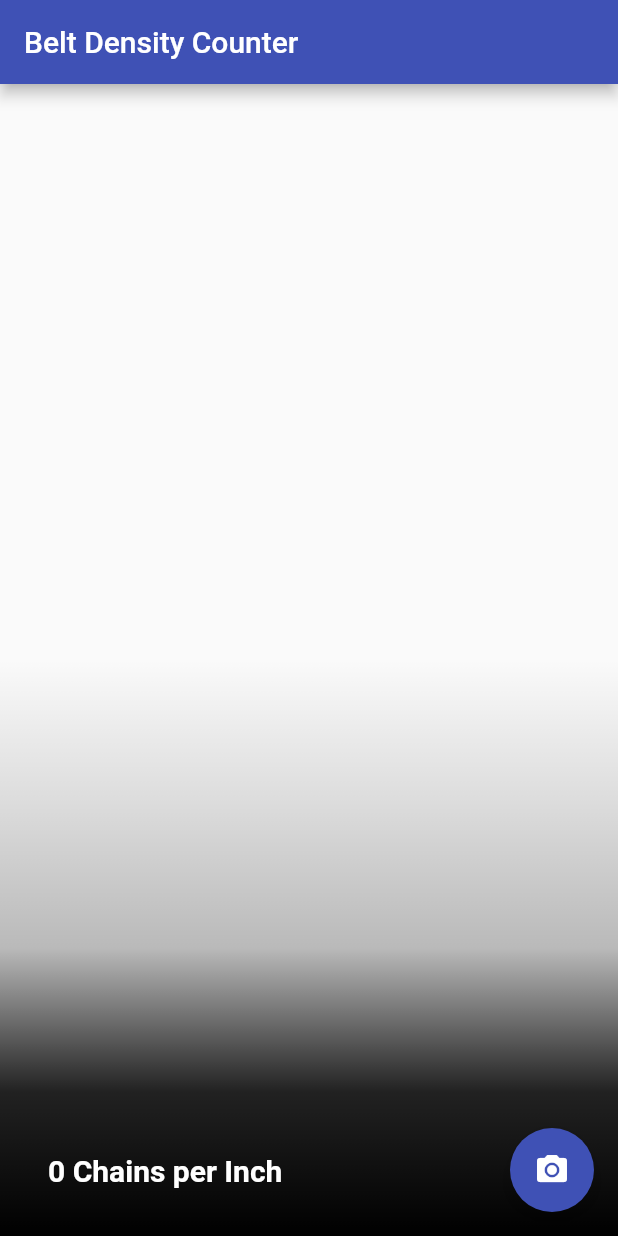
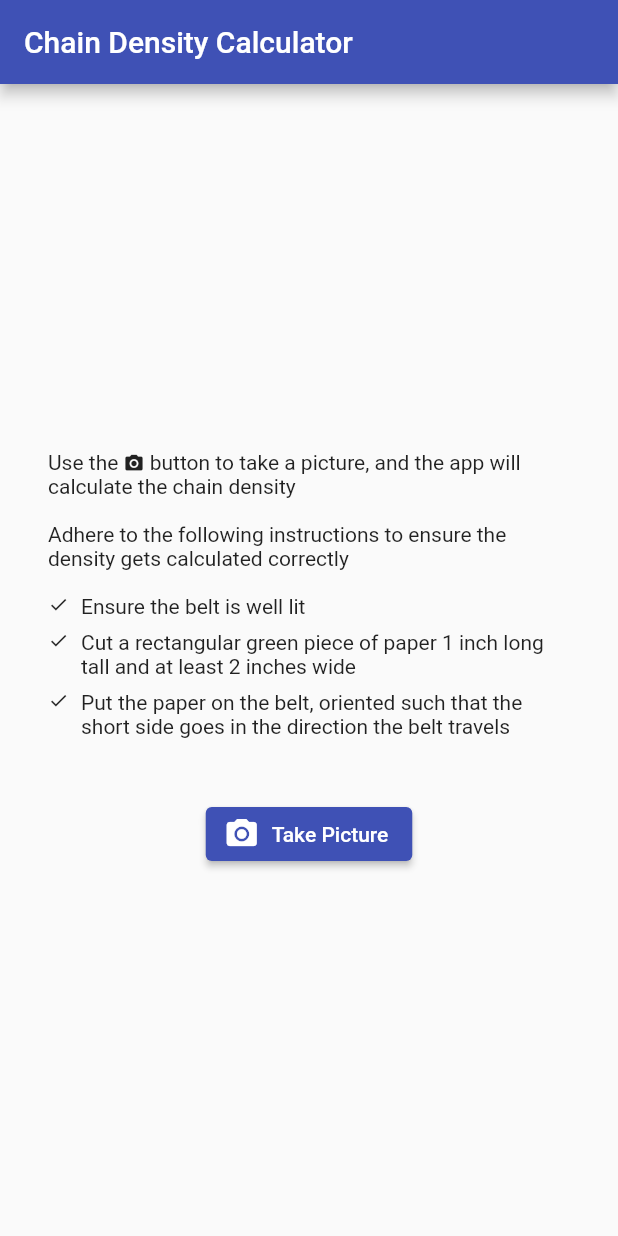
Before and after one commit to jpitlor/belt-counter, a Flutter app: the screen it shows after launch, on a phone screen of 412 x 824 dp. Run offline on Flutter 3.47's test engine with Material 2 defaults, Android fonts, the phone set to English and light mode, and no system bars; our stand-ins replace camera, tuple.

Commit message:
complete overhaul of the UI

```diff
--- a/lib/main.dart
+++ b/lib/main.dart
@@ -8,12 +8,12 @@ class App extends StatelessWidget {
   @override
   Widget build(BuildContext context) {
     return MaterialApp(
-      title: 'Belt Density Counter',
+      title: 'Chain Density Calculator',
       theme: ThemeData(
         primarySwatch: Colors.indigo,
         visualDensity: VisualDensity.adaptivePlatformDensity,
       ),
-      home: MainScreen(title: 'Belt Density Counter'),
+      home: MainScreen(title: 'Chain Density Calculator'),
     );
   }
 }
--- a/lib/screens/main_screen.dart
+++ b/lib/screens/main_screen.dart
@@ -1,11 +1,11 @@
 import 'dart:io';
 
 import 'package:camera/camera.dart';
-import 'package:flutter/cupertino.dart';
 import 'package:flutter/material.dart';
 
 import './camera_screen.dart';
 import '../utils/belt_counter.dart';
+import '../utils/custom_widgets.dart';
 
 class MainScreen extends StatefulWidget {
   MainScreen({Key key, this.title}) : super(key: key);
@@ -16,12 +16,7 @@ class MainScreen extends StatefulWidget {
   _MainScreenState createState() => _MainScreenState();
 }
 
-class TakePictureButton extends StatelessWidget {
-  final Function(int, String) setState;
-
-  TakePictureButton(this.setState);
-
-  Future _takePicture(BuildContext context) async {
+Future _takePicture(BuildContext context, Function(int, String) setState) async {
   try {
     WidgetsFlutterBinding.ensureInitialized();
     final cameras = await availableCameras();
@@ -29,16 +24,14 @@ class TakePictureButton extends StatelessWidget {
       throw CameraException("", "No cameras available");
     }
 
-      final newScreen = MaterialPageRoute(
-          builder: (context) => TakePictureScreen(camera: cameras.first));
+    final newScreen = MaterialPageRoute(builder: (context) => TakePictureScreen(camera: cameras.first));
     final imagePath = await Navigator.push(context, newScreen);
     if (imagePath == null) {
       // Picture taking cancelled
       return;
     }
 
-      final chainsPerInch = getBeltDensity(imagePath);
-      markPicture(imagePath);
+    final chainsPerInch = getBeltDensity(imagePath, annotatePicture: true);
     setState(chainsPerInch, imagePath);
   } catch (e) {
     final snackBar = SnackBar(content: Text(e.toString()));
@@ -46,19 +39,9 @@ class TakePictureButton extends StatelessWidget {
   }
 }
 
-  @override
-  Widget build(BuildContext context) {
-    return FloatingActionButton(
-      onPressed: () => _takePicture(context),
-      tooltip: 'New Picture',
-      child: Icon(Icons.photo_camera),
-    );
-  }
-}
-
 class _MainScreenState extends State<MainScreen> {
-  int _chainsPerInch = 0;
-  String _imagePath = "";
+  var _chainsPerInch = 0;
+  var _imagePath = "";
 
   _setState(int chainsPerInch, String imagePath) {
     setState(() {
@@ -67,13 +50,58 @@ class _MainScreenState extends State<MainScreen> {
     });
   }
 
+  Widget _buildEmptyState() {
+    final style = Theme.of(context).textTheme.bodyText2;
+
+    return Scaffold(
+        appBar: AppBar(title: Text(widget.title)),
+        body: Center(
+            child: Padding(
+                padding: EdgeInsets.all(32.0),
+                child: Column(
+                  mainAxisSize: MainAxisSize.min,
+                  mainAxisAlignment: MainAxisAlignment.center,
+                  children: [
+                    RichText(
+                      text: TextSpan(children: [
+                        TextSpan(text: "Use the ", style: style),
+                        WidgetSpan(child: Icon(Icons.photo_camera, color: Colors.black87, size: style.fontSize)),
+                        TextSpan(
+                            text: " button to take a picture, and the app will calculate the chain density",
+                            style: style)
+                      ]),
+                    ),
+                    Padding(
+                        padding: EdgeInsets.symmetric(vertical: 16.0),
+                        child: Text(
+                            "Adhere to the following instructions to ensure the density gets calculated correctly",
+                            style: style)),
+                    IconList(items: [
+                      "Ensure the belt is well lit",
+                      "Cut a rectangular green piece of paper 1 inch long tall and at least 2 inches wide",
+                      "Put the paper on the belt, oriented such that the short side goes in the direction the belt travels",
+                    ]),
+                    Builder(
+                        builder: (context) => Padding(
+                            padding: EdgeInsets.only(top: 32.0),
+                            child: ElevatedButton.icon(
+                                onPressed: () => _takePicture(context, _setState),
+                                icon: Icon(Icons.photo_camera),
+                                label: Text("Take Picture"))))
+                  ],
+                ))));
+  }
+
   @override
   Widget build(BuildContext context) {
+    if (_imagePath == "") {
+      return _buildEmptyState();
+    }
+
+    final caption = "$_chainsPerInch Chain${_chainsPerInch != 1 ? "s" : ""} per Inch";
     return Scaffold(
-      appBar: AppBar(title: Text(widget.title)),
       body: Stack(children: [
-        Expanded(
-            child: _imagePath != "" ? Image.file(File(_imagePath)) : Text('')),
+        Expanded(child: Image.file(File(_imagePath))),
         Container(
           padding: EdgeInsets.all(32.0),
           alignment: Alignment.bottomLeft,
@@ -81,25 +109,19 @@ class _MainScreenState extends State<MainScreen> {
             gradient: LinearGradient(
               begin: Alignment.center,
               end: Alignment.bottomCenter,
-              colors: <Color>[
-                Colors.black.withAlpha(0),
-                Colors.black12,
-                Colors.black26,
-                Colors.black87,
-                Colors.black
-              ],
+              colors: [Colors.black.withAlpha(0), Colors.black12, Colors.black26, Colors.black87, Colors.black],
             ),
           ),
-          child: Text(
-            "$_chainsPerInch Chain${_chainsPerInch != 1 ? "s" : ""} per Inch",
-            style: TextStyle(
-                color: Colors.white,
-                fontWeight: FontWeight.bold,
-                fontSize: 20.0),
+          child: Text(caption, style: TextStyle(color: Colors.white, fontWeight: FontWeight.bold, fontSize: 20.0)),
+        ),
+      ]),
+      floatingActionButton: Builder(
+        builder: (innerContext) => FloatingActionButton(
+          onPressed: () => _takePicture(innerContext, _setState),
+          tooltip: 'New Picture',
+          child: Icon(Icons.photo_camera),
         ),
       ),
-      ]),
-      floatingActionButton: TakePictureButton(_setState),
     );
   }
 }
--- /dev/null
+++ b/lib/utils/custom_widgets.dart
@@ -0,0 +1,35 @@
+import 'package:flutter/cupertino.dart';
+import 'package:flutter/material.dart';
+
+class IconList extends StatelessWidget {
+  const IconList({Key key, this.items}) : super(key: key);
+
+  final List<String> items;
+
+  @override
+  Widget build(BuildContext context) {
+    final style = Theme.of(context).textTheme.bodyText2;
+    return Column(
+        children: items
+            .map((item) => Padding(
+                padding: EdgeInsets.only(bottom: 8.0),
+                child: Row(crossAxisAlignment: CrossAxisAlignment.start, children: [
+                  Padding(
+                      padding: EdgeInsets.only(right: 8.0),
+                      child: Icon(Icons.check, size: style.fontSize, color: Colors.black87)),
+                  Flexible(child: Text(item, style: style, softWrap: true))
+                ])))
+            .toList());
+  }
+}
+
+class BodyText extends StatelessWidget {
+  const BodyText({Key key, this.text}) : super(key: key);
+
+  final String text;
+
+  @override
+  Widget build(BuildContext context) {
+    return Text(text, style: Theme.of(context).textTheme.bodyText2);
+  }
+}
```
Also changed, not shown: lib/screens/camera_screen.dart (+67 -17 lines), lib/utils/belt_counter.dart (+40 -48 lines). Lines whose indentation alone changed are shown as unchanged.
